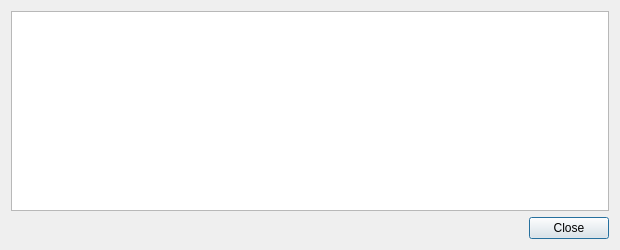
The window that src/qt/forms/transactiondescdialog.ui (scificryptocoin/Federation-Credits) describes before a commit, drawn with Qt 5.
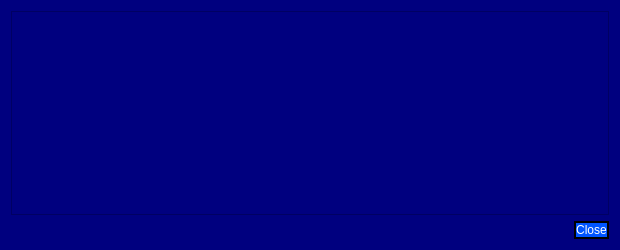
The same window after the commit.

The edit to the form file:
```diff
--- a/src/qt/forms/transactiondescdialog.ui
+++ b/src/qt/forms/transactiondescdialog.ui
@@ -13,12 +13,20 @@
   <property name="windowTitle">
    <string>Transaction details</string>
   </property>
+  <property name="styleSheet">
+   <string notr="true">background-color: rgb(0, 0, 127);
+color: rgb(255, 255, 0);</string>
+  </property>
   <layout class="QVBoxLayout" name="verticalLayout">
    <item>
     <widget class="QTextEdit" name="detailText">
      <property name="toolTip">
       <string>This pane shows a detailed description of the transaction</string>
      </property>
+     <property name="styleSheet">
+      <string notr="true">background-color: rgb(0, 0, 127);
+color: rgb(255, 255, 255);</string>
+     </property>
      <property name="readOnly">
       <bool>true</bool>
      </property>
@@ -26,6 +34,185 @@
    </item>
    <item>
     <widget class="QDialogButtonBox" name="buttonBox">
+     <property name="palette">
+      <palette>
+       <active>
+        <colorrole role="WindowText">
+         <brush brushstyle="SolidPattern">
+          <color alpha="255">
+           <red>255</red>
+           <green>255</green>
+           <blue>255</blue>
+          </color>
+         </brush>
+        </colorrole>
+        <colorrole role="Button">
+         <brush brushstyle="SolidPattern">
+          <color alpha="255">
+           <red>0</red>
+           <green>85</green>
+           <blue>255</blue>
+          </color>
+         </brush>
+        </colorrole>
+        <colorrole role="Text">
+         <brush brushstyle="SolidPattern">
+          <color alpha="255">
+           <red>255</red>
+           <green>255</green>
+           <blue>255</blue>
+          </color>
+         </brush>
+        </colorrole>
+        <colorrole role="ButtonText">
+         <brush brushstyle="SolidPattern">
+          <color alpha="255">
+           <red>255</red>
+           <green>255</green>
+           <blue>255</blue>
+          </color>
+         </brush>
+        </colorrole>
+        <colorrole role="Base">
+         <brush brushstyle="SolidPattern">
+          <color alpha="255">
+           <red>0</red>
+           <green>85</green>
+           <blue>255</blue>
+          </color>
+         </brush>
+        </colorrole>
+        <colorrole role="Window">
+         <brush brushstyle="SolidPattern">
+          <color alpha="255">
+           <red>0</red>
+           <green>85</green>
+           <blue>255</blue>
+          </color>
+         </brush>
+        </colorrole>
+       </active>
+       <inactive>
+        <colorrole role="WindowText">
+         <brush brushstyle="SolidPattern">
+          <color alpha="255">
+           <red>255</red>
+           <green>255</green>
+           <blue>255</blue>
+          </color>
+         </brush>
+        </colorrole>
+        <colorrole role="Button">
+         <brush brushstyle="SolidPattern">
+          <color alpha="255">
+           <red>0</red>
+           <green>85</green>
+           <blue>255</blue>
+          </color>
+         </brush>
+        </colorrole>
+        <colorrole role="Text">
+         <brush brushstyle="SolidPattern">
+          <color alpha="255">
+           <red>255</red>
+           <green>255</green>
+           <blue>255</blue>
+          </color>
+         </brush>
+        </colorrole>
+        <colorrole role="ButtonText">
+         <brush brushstyle="SolidPattern">
+          <color alpha="255">
+           <red>255</red>
+           <green>255</green>
+           <blue>255</blue>
+          </color>
+         </brush>
+        </colorrole>
+        <colorrole role="Base">
+         <brush brushstyle="SolidPattern">
+          <color alpha="255">
+           <red>0</red>
+           <green>85</green>
+           <blue>255</blue>
+          </color>
+         </brush>
+        </colorrole>
+        <colorrole role="Window">
+         <brush brushstyle="SolidPattern">
+          <color alpha="255">
+           <red>0</red>
+           <green>85</green>
+           <blue>255</blue>
+          </color>
+         </brush>
+        </colorrole>
+       </inactive>
+       <disabled>
+        <colorrole role="WindowText">
+         <brush brushstyle="SolidPattern">
+          <color alpha="255">
+           <red>255</red>
+           <green>255</green>
+           <blue>255</blue>
+          </color>
+         </brush>
+        </colorrole>
+        <colorrole role="Button">
+         <brush brushstyle="SolidPattern">
+          <color alpha="255">
+           <red>0</red>
+           <green>85</green>
+           <blue>255</blue>
+          </color>
+         </brush>
+        </colorrole>
+        <colorrole role="Text">
+         <brush brushstyle="SolidPattern">
+          <color alpha="255">
+           <red>255</red>
+           <green>255</green>
+           <blue>255</blue>
+          </color>
+         </brush>
+        </colorrole>
+        <colorrole role="ButtonText">
+         <brush brushstyle="SolidPattern">
+          <color alpha="255">
+           <red>255</red>
+           <green>255</green>
+           <blue>255</blue>
+          </color>
+         </brush>
+        </colorrole>
+        <colorrole role="Base">
+         <brush brushstyle="SolidPattern">
+          <color alpha="255">
+           <red>0</red>
+           <green>85</green>
+           <blue>255</blue>
+          </color>
+         </brush>
+        </colorrole>
+        <colorrole role="Window">
+         <brush brushstyle="SolidPattern">
+          <color alpha="255">
+           <red>0</red>
+           <green>85</green>
+           <blue>255</blue>
+          </color>
+         </brush>
+        </colorrole>
+       </disabled>
+      </palette>
+     </property>
+     <property name="styleSheet">
+      <string notr="true">color: rgb(255, 255, 255);
+background-color: rgb(0, 85, 255);
+border-style:groove;
+border-width:2px;
+border-color:black;</string>
+     </property>
      <property name="orientation">
       <enum>Qt::Horizontal</enum>
      </property>
```
